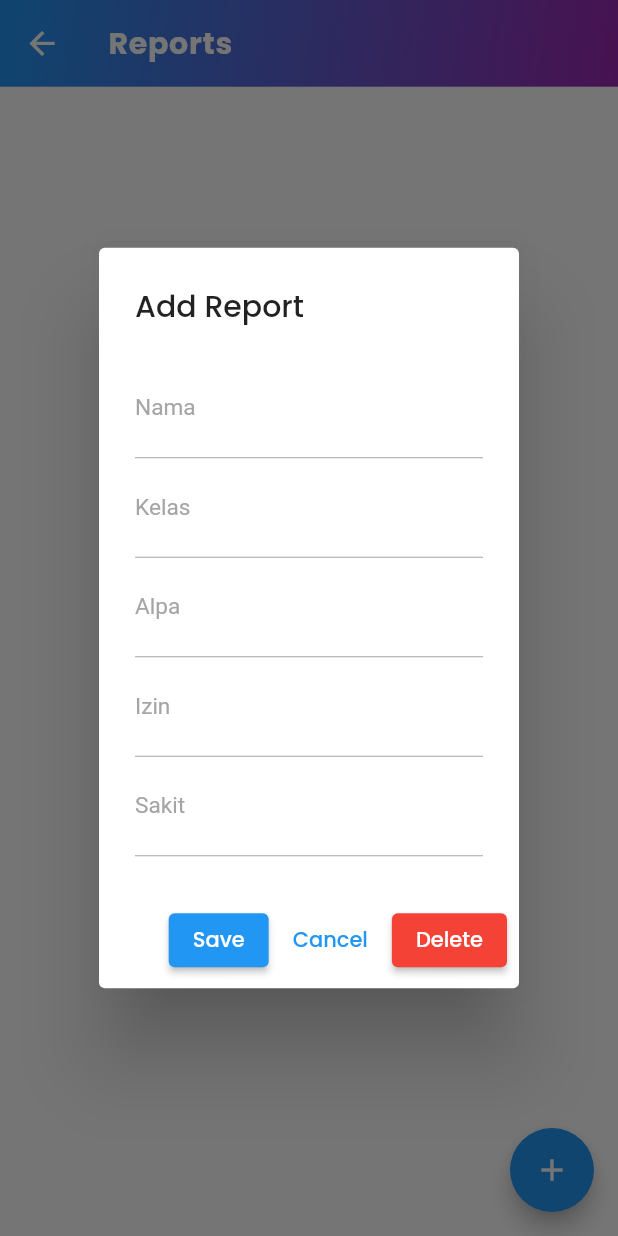
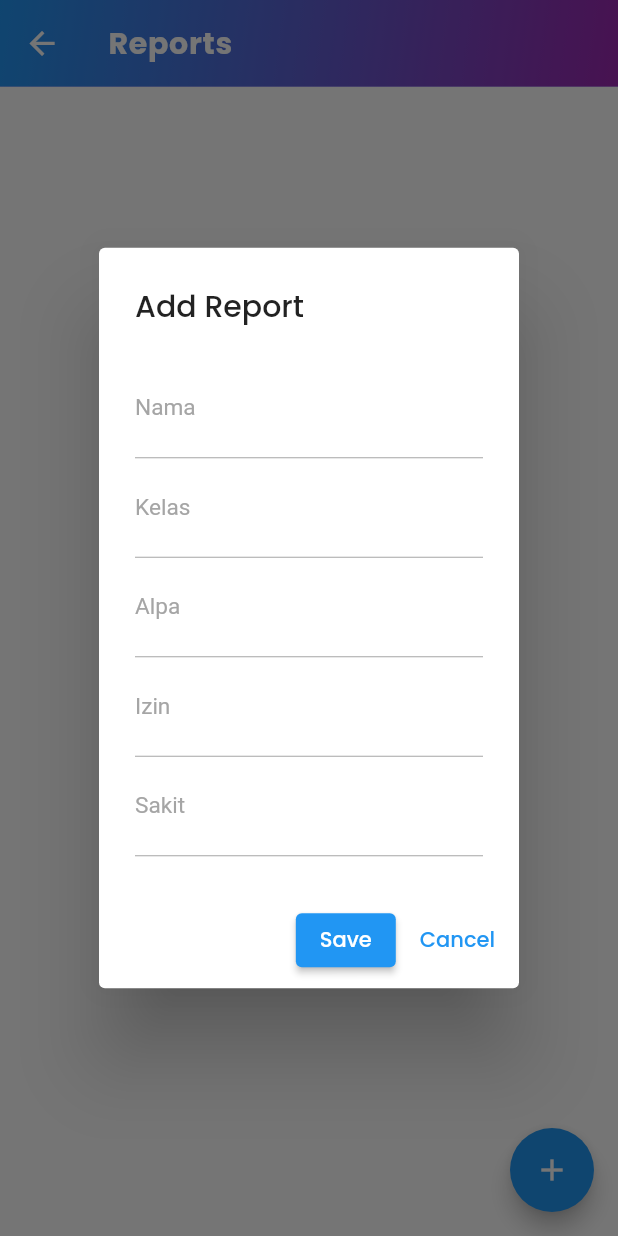
Before and after one commit to zidisw/BiKing_app, a Flutter app: the AttendanceScreen screen opened by its route, after a tap on the "add" icon, on a phone screen of 412 x 824 dp. Run offline on Flutter 3.47's test engine with Material 2 defaults, Android fonts, the phone set to English and light mode, and no system bars; our stand-ins replace cloud_firestore, curved_navigation_bar, firebase_core, google_fonts, sizer; accounts and stored records are empty.

Commit message:
added temporary fix to the delete button showing on addReport method function

```diff
--- a/lib/screens/detail_report_screen/detail_report_screen_ABSEN.dart
+++ b/lib/screens/detail_report_screen/detail_report_screen_ABSEN.dart
@@ -12,7 +12,7 @@ class AttendanceScreen extends StatefulWidget {
 class _AttendanceScreenState extends State<AttendanceScreen> {
   String? selectedDocumentId;
 
-  Future<void> _showAddEditDialog({DocumentSnapshot? absen}) async {
+  Future<void> _showEditDialog({DocumentSnapshot? absen}) async {
     final TextEditingController namaController = TextEditingController();
     final TextEditingController kelasController = TextEditingController();
     final TextEditingController alpaController = TextEditingController();
@@ -107,6 +107,99 @@ class _AttendanceScreenState extends State<AttendanceScreen> {
               style: ElevatedButton.styleFrom(
                 backgroundColor: Colors.red,
               ),
+            ),
+          ],
+        );
+      },
+    );
+  }
+
+  Future<void> _showAddDialog({DocumentSnapshot? absen}) async {
+    final TextEditingController namaController = TextEditingController();
+    final TextEditingController kelasController = TextEditingController();
+    final TextEditingController alpaController = TextEditingController();
+    final TextEditingController izinController = TextEditingController();
+    final TextEditingController sakitController = TextEditingController();
+
+    if (absen != null) {
+      namaController.text = absen['Nama'] ?? '';
+      kelasController.text = absen['Kelas'] ?? '';
+      alpaController.text = absen['Alpa'] ?? '';
+      izinController.text = absen['Izin'] ?? '';
+      sakitController.text = absen['Sakit'] ?? '';
+    }
+
+    await showDialog(
+      context: context,
+      builder: (BuildContext context) {
+        return AlertDialog(
+          title: Text(absen != null ? 'Edit Report' : 'Add Report'),
+          content: Column(
+            mainAxisSize: MainAxisSize.min,
+            children: [
+              TextField(
+                controller: namaController,
+                decoration: InputDecoration(
+                  labelText: 'Nama',
+                ),
+                style: TextStyle(color: Colors.black),
+              ),
+              TextField(
+                controller: kelasController,
+                decoration: InputDecoration(
+                  labelText: 'Kelas',
+                ),
+                style: TextStyle(color: Colors.black),
+              ),
+              TextField(
+                controller: alpaController,
+                decoration: InputDecoration(
+                  labelText: 'Alpa',
+                ),
+                style: TextStyle(color: Colors.black),
+              ),
+              TextField(
+                controller: izinController,
+                decoration: InputDecoration(
+                  labelText: 'Izin',
+                ),
+                style: TextStyle(color: Colors.black),
+              ),
+              TextField(
+                controller: sakitController,
+                decoration: InputDecoration(
+                  labelText: 'Sakit',
+                ),
+                style: TextStyle(color: Colors.black),
+              ),
+            ],
+          ),
+          actions: [
+            ElevatedButton(
+              child: Text('Save'),
+              onPressed: () {
+                String nama = namaController.text.trim();
+                String kelas = kelasController.text.trim();
+                String alpa = alpaController.text.trim();
+                String izin = izinController.text.trim();
+                String sakit = sakitController.text.trim();
+                // Perform necessary validation and submit logic
+                if (absen != null) {
+                  // Update existing report logic
+                  _editAbsen(absen.id, nama, kelas, alpa, izin, sakit);
+                } else {
+                  // Add new report logic
+                  _addAbsen(nama, kelas, alpa, izin, sakit);
+                }
+
+                Navigator.of(context).pop();
+              },
+            ),
+            TextButton(
+              child: Text('Cancel'),
+              onPressed: () {
+                Navigator.of(context).pop();
+              },
             ),
           ],
         );
@@ -260,7 +353,7 @@ class _AttendanceScreenState extends State<AttendanceScreen> {
                   ),
                   onTap: () {
                     selectedDocumentId = absen.id;
-                    _showAddEditDialog(absen: attendance[index]);
+                    _showEditDialog(absen: attendance[index]);
                   },
                 ),
               );
@@ -269,7 +362,7 @@ class _AttendanceScreenState extends State<AttendanceScreen> {
         },
       ),
       floatingActionButton: FloatingActionButton(
-        onPressed: () => _showAddEditDialog(),
+        onPressed: () => _showAddDialog(),
         child: Icon(Icons.add),
       ),
     );
```
Also changed, not shown: lib/screens/detail_report_screen/detail_report_screen_SISWA.dart (+76 -3 lines).
